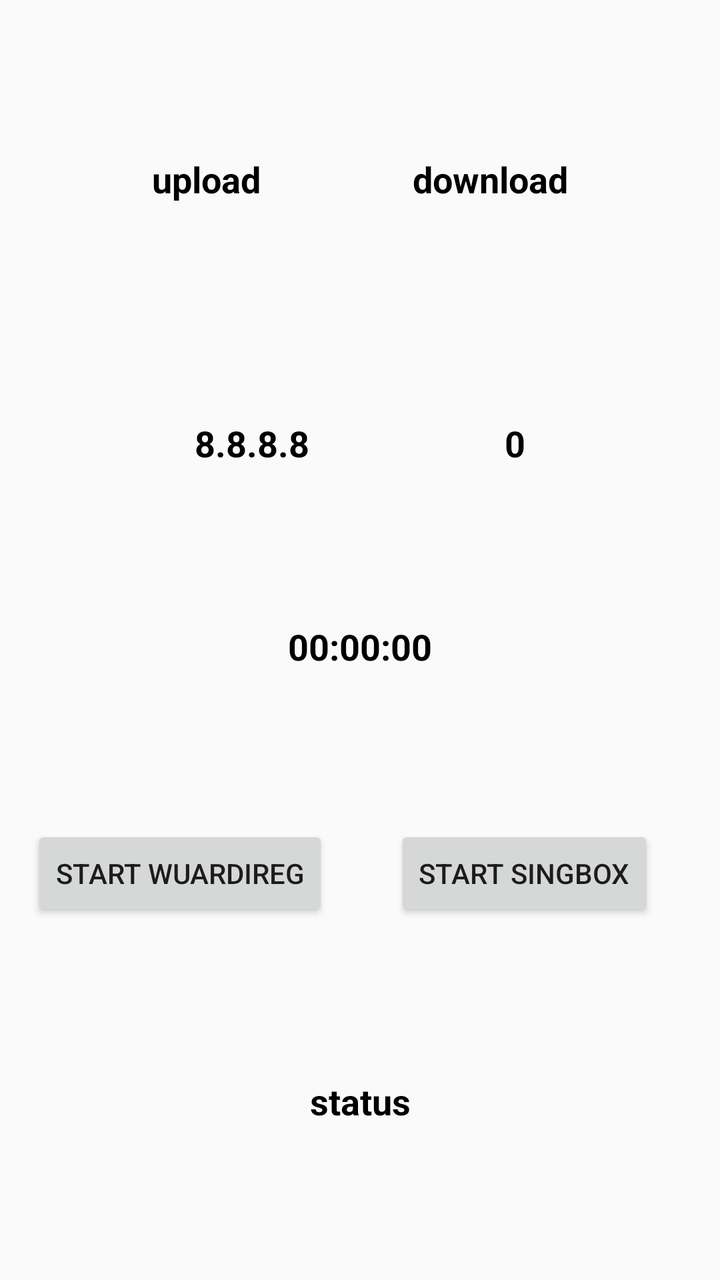
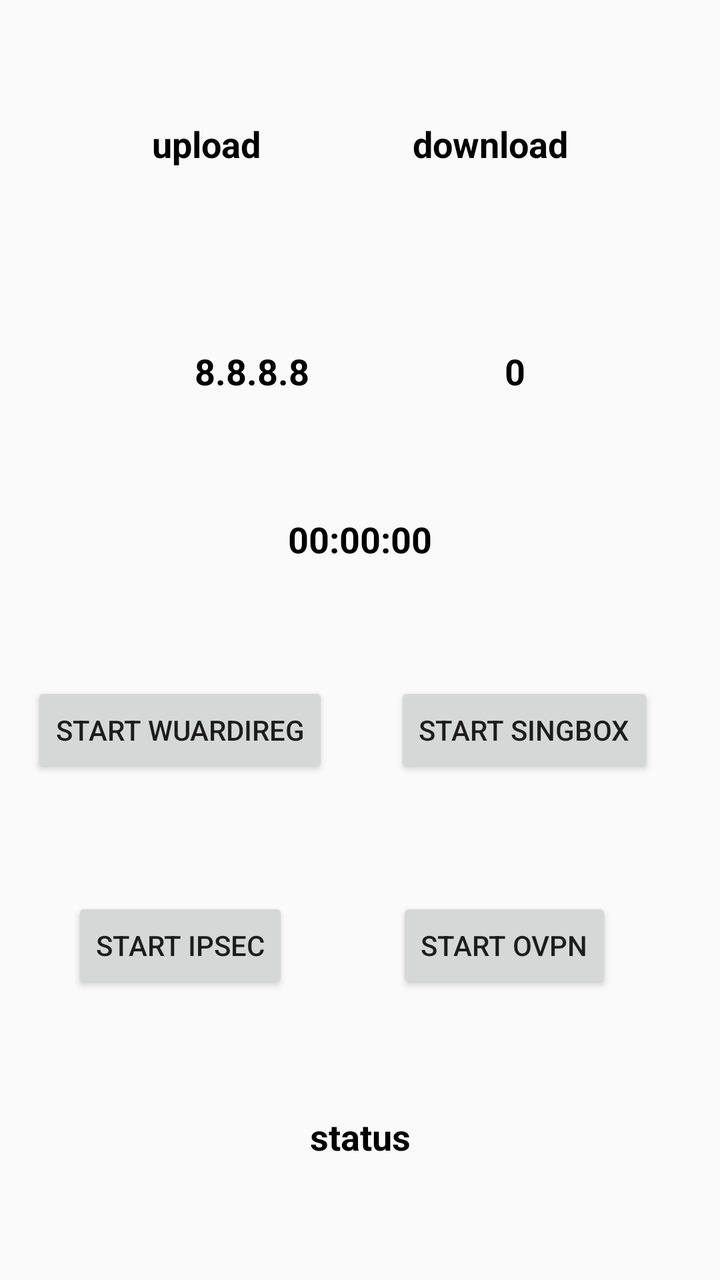

Two renders of the same Android screen: before a commit and after it. Below are the layout's source before the change and the commit's diff.
<!-- AndroidManifest.xml: application theme Theme.VPNSDK -->
<!-- res/layout/activity_main.xml -->
<?xml version="1.0" encoding="utf-8"?>
<androidx.constraintlayout.widget.ConstraintLayout xmlns:android="http://schemas.android.com/apk/res/android"
    xmlns:app="http://schemas.android.com/apk/res-auto"
    xmlns:tools="http://schemas.android.com/tools"
    android:layout_width="match_parent"
    android:layout_height="match_parent"
    tools:context=".MainActivity">

    <TextView
        android:textColor="@color/black"
        android:textSize="18sp"
        android:textStyle="bold"
        android:id="@+id/uploadText"
        android:layout_width="wrap_content"
        android:layout_height="wrap_content"
        android:text="upload"
        app:layout_constraintBottom_toBottomOf="@+id/downloadText"
        app:layout_constraintEnd_toStartOf="@+id/downloadText"
        app:layout_constraintStart_toStartOf="parent"
        app:layout_constraintTop_toTopOf="@+id/downloadText" />

    <TextView
        android:id="@+id/downloadText"
        android:layout_width="wrap_content"
        android:layout_height="wrap_content"
        android:text="download"
        android:textColor="@color/black"
        android:textSize="18sp"
        android:textStyle="bold"
        app:layout_constraintBottom_toTopOf="@+id/ipText"
        app:layout_constraintEnd_toEndOf="parent"
        app:layout_constraintStart_toEndOf="@+id/uploadText"
        app:layout_constraintTop_toTopOf="parent" />

    <TextView
        android:id="@+id/ipText"
        android:layout_width="wrap_content"
        android:layout_height="wrap_content"
        android:layout_marginTop="30dp"
        android:text="8.8.8.8"
        android:textColor="@color/black"
        app:layout_constraintEnd_toEndOf="parent"
        android:textSize="18sp"
        android:textStyle="bold"
        app:layout_constraintBottom_toTopOf="@+id/timerText"
        app:layout_constraintEnd_toStartOf="@+id/pingTv"
        app:layout_constraintStart_toStartOf="parent"
        app:layout_constraintTop_toBottomOf="@+id/downloadText" />

    <TextView
        android:id="@+id/pingTv"
        android:layout_width="wrap_content"
        android:layout_height="wrap_content"

        android:text="0"
        app:layout_constraintBottom_toBottomOf="@+id/ipText"
        android:textColor="@color/black"
        android:textSize="18sp"
        android:textStyle="bold"
        app:layout_constraintEnd_toEndOf="parent"
        app:layout_constraintStart_toEndOf="@+id/ipText"
        app:layout_constraintTop_toTopOf="@+id/ipText" />


    <TextView
        android:id="@+id/timerText"
        android:layout_width="wrap_content"
        android:layout_height="wrap_content"
        android:text="00:00:00"
        android:textColor="@color/black"
        android:textSize="18sp"
        android:textStyle="bold"
        app:layout_constraintBottom_toTopOf="@+id/buttonWireguard"
        app:layout_constraintEnd_toEndOf="parent"
        app:layout_constraintStart_toStartOf="parent"
        app:layout_constraintTop_toBottomOf="@id/pingTv" />
    <Button
        android:id="@+id/buttonWireguard"
        android:layout_width="wrap_content"
        android:layout_height="wrap_content"
        android:text="Start Wuardireg"
        app:layout_constraintBottom_toTopOf="@+id/connectionStatus"
        app:layout_constraintEnd_toStartOf="@id/button2"
        app:layout_constraintStart_toStartOf="parent"
        app:layout_constraintTop_toBottomOf="@+id/timerText" />

    <Button
        android:id="@+id/buttonSingbox"
        android:layout_width="wrap_content"
        android:layout_height="wrap_content"
        android:text="Start Singbox"
        app:layout_constraintBottom_toTopOf="@+id/connectionStatus"
        app:layout_constraintEnd_toEndOf="parent"
        app:layout_constraintStart_toEndOf="@+id/buttonWireguard"
        app:layout_constraintTop_toBottomOf="@+id/timerText" />

    <TextView
        android:textColor="@color/black"
        android:textSize="18sp"
        android:textStyle="bold"
        android:id="@+id/connectionStatus"
        android:layout_width="wrap_content"
        android:layout_height="wrap_content"
        android:text="status"
        app:layout_constraintBottom_toTopOf="@+id/button2"
        app:layout_constraintEnd_toEndOf="parent"
        app:layout_constraintStart_toStartOf="parent"
        app:layout_constraintTop_toBottomOf="@+id/buttonWireguard" />

    <Button
        android:id="@+id/button2"
        android:layout_width="wrap_content"
        android:layout_height="wrap_content"
        android:text="Stop"
        android:visibility="gone"
        app:layout_constraintBottom_toBottomOf="parent"
        app:layout_constraintEnd_toEndOf="parent"
        app:layout_constraintStart_toStartOf="parent"
        app:layout_constraintTop_toBottomOf="@+id/connectionStatus" />

</androidx.constraintlayout.widget.ConstraintLayout>
<!-- resources referenced by this layout -->
<resources>
  <color name="black">#FF000000</color>
  <style name="Theme.VPNSDK" parent="@style/Theme.AppCompat.DayNight.NoActionBar" />
</resources>

<!-- the commit's change to res/layout/activity_main.xml (unified diff, before → after) -->
@@ -4,7 +4,7 @@
     xmlns:tools="http://schemas.android.com/tools"
     android:layout_width="match_parent"
     android:layout_height="match_parent"
-    tools:context=".MainActivity">
+    tools:context=".MainActivityPro">
 
     <TextView
         android:textColor="@color/black"
@@ -79,7 +79,7 @@
         android:layout_width="wrap_content"
         android:layout_height="wrap_content"
         android:text="Start Wuardireg"
-        app:layout_constraintBottom_toTopOf="@+id/connectionStatus"
+        app:layout_constraintBottom_toTopOf="@+id/buttonIpSec"
         app:layout_constraintEnd_toStartOf="@id/button2"
         app:layout_constraintStart_toStartOf="parent"
         app:layout_constraintTop_toBottomOf="@+id/timerText" />
@@ -89,10 +89,31 @@
         android:layout_width="wrap_content"
         android:layout_height="wrap_content"
         android:text="Start Singbox"
-        app:layout_constraintBottom_toTopOf="@+id/connectionStatus"
+        app:layout_constraintBottom_toBottomOf="@+id/buttonWireguard"
         app:layout_constraintEnd_toEndOf="parent"
         app:layout_constraintStart_toEndOf="@+id/buttonWireguard"
-        app:layout_constraintTop_toBottomOf="@+id/timerText" />
+        app:layout_constraintTop_toTopOf="@+id/buttonWireguard" />
+
+    <Button
+        android:id="@+id/buttonIpSec"
+        android:layout_width="wrap_content"
+        android:layout_height="wrap_content"
+        android:text="Start IpSec"
+        app:layout_constraintBottom_toTopOf="@+id/connectionStatus"
+        app:layout_constraintEnd_toStartOf="@id/button2"
+        app:layout_constraintStart_toStartOf="parent"
+        app:layout_constraintTop_toBottomOf="@+id/buttonWireguard" />
+
+
+    <Button
+        android:id="@+id/buttonOvpn"
+        android:layout_width="wrap_content"
+        android:layout_height="wrap_content"
+        android:text="Start OVpn"
+        app:layout_constraintBottom_toBottomOf="@+id/buttonIpSec"
+        app:layout_constraintEnd_toEndOf="parent"
+        app:layout_constraintStart_toEndOf="@+id/buttonIpSec"
+        app:layout_constraintTop_toTopOf="@+id/buttonIpSec" />
 
     <TextView
         android:textColor="@color/black"
@@ -105,7 +126,7 @@
         app:layout_constraintBottom_toTopOf="@+id/button2"
         app:layout_constraintEnd_toEndOf="parent"
         app:layout_constraintStart_toStartOf="parent"
-        app:layout_constraintTop_toBottomOf="@+id/buttonWireguard" />
+        app:layout_constraintTop_toBottomOf="@+id/buttonIpSec" />
 
     <Button
         android:id="@+id/button2"
